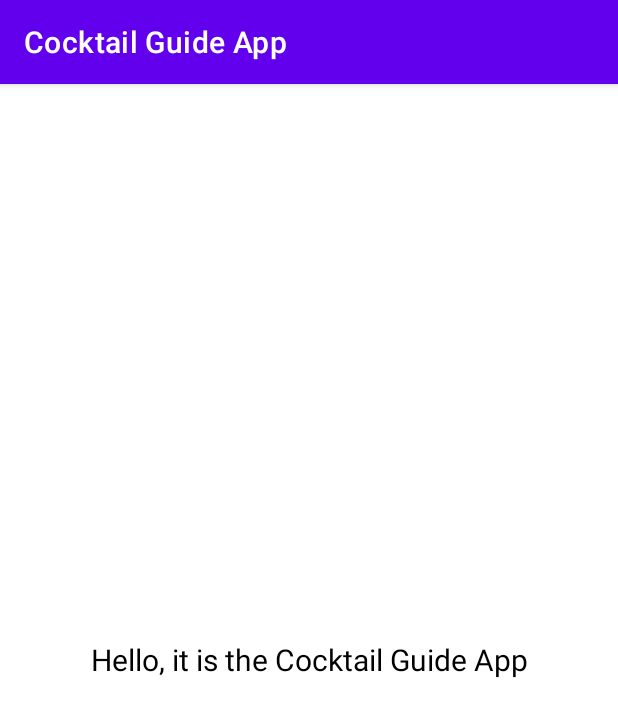
After one commit to ElviraHoward/CocktailGuideApp, an Android app: the fragment OnBoardingFragment shown on its own in the app's theme, on a phone screen of 412 x 824 dp. The commit adds this screen. Shown: the top 717 px of the screen. Run offline under Robolectric (Android 15) with nearby library versions, the phone set to English and light mode, and no system bars.

Commit message:
basic onBoarding is set

```diff
--- a/app/build.gradle
+++ b/app/build.gradle
@@ -31,6 +31,9 @@ android {
     kotlinOptions {
         jvmTarget = '1.8'
     }
+    buildFeatures {
+        viewBinding = true
+    }
 }
 
 dependencies {
@@ -39,6 +42,7 @@ dependencies {
     implementation 'androidx.appcompat:appcompat:1.6.1'
     implementation 'com.google.android.material:material:1.8.0'
     implementation 'androidx.constraintlayout:constraintlayout:2.1.4'
+    implementation 'androidx.legacy:legacy-support-v4:1.0.0'
     testImplementation 'junit:junit:4.13.2'
     androidTestImplementation 'androidx.test.ext:junit:1.1.5'
     androidTestImplementation 'androidx.test.espresso:espresso-core:3.5.1'
--- a/app/src/main/AndroidManifest.xml
+++ b/app/src/main/AndroidManifest.xml
@@ -11,8 +11,11 @@
         android:supportsRtl="true"
         android:theme="@style/Theme.CocktailGuideApp"
         tools:targetApi="31">
+<!--        <activity
+            android:name=".onboarding.OnBoardingActivity"
+            android:exported="false" />-->
         <activity
-            android:name=".MainActivity"
+            android:name=".onboarding.OnBoardingActivity"
             android:exported="true">
             <intent-filter>
                 <action android:name="android.intent.action.MAIN" />
--- a/app/src/main/java/com/elvirafatkhutdinova/cocktailguideapp/MainActivity.kt
+++ b/app/src/main/java/com/elvirafatkhutdinova/cocktailguideapp/MainActivity.kt
@@ -4,6 +4,7 @@ import androidx.appcompat.app.AppCompatActivity
 import android.os.Bundle
 
 class MainActivity : AppCompatActivity() {
+
     override fun onCreate(savedInstanceState: Bundle?) {
         super.onCreate(savedInstanceState)
         setContentView(R.layout.activity_main)
--- a/app/src/main/java/com/elvirafatkhutdinova/cocktailguideapp/fragments/CategoriesFragment.kt
+++ b/app/src/main/java/com/elvirafatkhutdinova/cocktailguideapp/fragments/CategoriesFragment.kt
@@ -1,10 +1,8 @@
 package com.elvirafatkhutdinova.cocktailguideapp.fragments
 
 import android.os.Bundle
+import android.view.View
 import androidx.fragment.app.Fragment
-import android.view.LayoutInflater
-import android.view.View
-import android.view.ViewGroup
 import com.elvirafatkhutdinova.cocktailguideapp.R
 
 class CategoriesFragment : Fragment(R.layout.fragment_categories) {
--- a/app/src/main/java/com/elvirafatkhutdinova/cocktailguideapp/fragments/FavouritesFragment.kt
+++ b/app/src/main/java/com/elvirafatkhutdinova/cocktailguideapp/fragments/FavouritesFragment.kt
@@ -1,10 +1,8 @@
 package com.elvirafatkhutdinova.cocktailguideapp.fragments
 
 import android.os.Bundle
+import android.view.View
 import androidx.fragment.app.Fragment
-import android.view.LayoutInflater
-import android.view.View
-import android.view.ViewGroup
 import com.elvirafatkhutdinova.cocktailguideapp.R
 
 class FavouritesFragment : Fragment(R.layout.fragment_favourites) {
--- a/app/src/main/java/com/elvirafatkhutdinova/cocktailguideapp/fragments/MainFragment.kt
+++ b/app/src/main/java/com/elvirafatkhutdinova/cocktailguideapp/fragments/MainFragment.kt
@@ -1,10 +1,8 @@
 package com.elvirafatkhutdinova.cocktailguideapp.fragments
 
 import android.os.Bundle
+import android.view.View
 import androidx.fragment.app.Fragment
-import android.view.LayoutInflater
-import android.view.View
-import android.view.ViewGroup
 import com.elvirafatkhutdinova.cocktailguideapp.R
 
 class MainFragment : Fragment(R.layout.fragment_main) {
--- /dev/null
+++ b/app/src/main/java/com/elvirafatkhutdinova/cocktailguideapp/onboarding/OnBoardingFragment.kt
@@ -0,0 +1,18 @@
+package com.elvirafatkhutdinova.cocktailguideapp.onboarding
+
+import android.os.Bundle
+import androidx.fragment.app.Fragment
+import android.view.LayoutInflater
+import android.view.View
+import android.view.ViewGroup
+import com.elvirafatkhutdinova.cocktailguideapp.R
+
+class OnBoardingFragment : Fragment() {
+
+    override fun onCreateView(
+        inflater: LayoutInflater, container: ViewGroup?,
+        savedInstanceState: Bundle?
+    ): View? {
+        return inflater.inflate(R.layout.fragment_on_boarding, container, false)
+    }
+}
--- /dev/null
+++ b/app/src/main/res/layout/fragment_on_boarding.xml
@@ -0,0 +1,17 @@
+<?xml version="1.0" encoding="utf-8"?>
+<ScrollView xmlns:android="http://schemas.android.com/apk/res/android"
+    xmlns:tools="http://schemas.android.com/tools"
+    android:layout_width="match_parent"
+    android:layout_height="match_parent"
+    tools:context=".onboarding.OnBoardingFragment">
+
+    <TextView
+        android:layout_width="match_parent"
+        android:layout_height="wrap_content"
+        android:gravity="center_horizontal"
+        android:layout_gravity="center"
+        android:textColor="@color/black"
+        android:textSize="20sp"
+        android:text="@string/on_boarding" />
+
+</ScrollView>
--- a/app/src/main/res/values/strings.xml
+++ b/app/src/main/res/values/strings.xml
@@ -1,5 +1,4 @@
 <resources>
     <string name="app_name">Cocktail Guide App</string>
-    <!-- TODO: Remove or change this placeholder text -->
-    <string name="hello_blank_fragment">Hello blank fragment</string>
+    <string name="on_boarding">Hello, it is the Cocktail Guide App</string>
 </resources>
--- a/app/src/main/res/values/themes.xml
+++ b/app/src/main/res/values/themes.xml
@@ -13,4 +13,8 @@
         <item name="android:statusBarColor">?attr/colorPrimaryVariant</item>
         <!-- Customize your theme here. -->
     </style>
+
+    <style name="Theme.SplashScreen" parent="Theme.MaterialComponents.DayNight.NoActionBar">
+
+    </style>
 </resources>
```
Also changed, not shown: app/src/main/java/com/elvirafatkhutdinova/cocktailguideapp/onboarding/OnBoardingActivity.kt (added, +42 -0 lines), app/src/main/res/layout/activity_onboarding.xml (added, +12 -0 lines).
